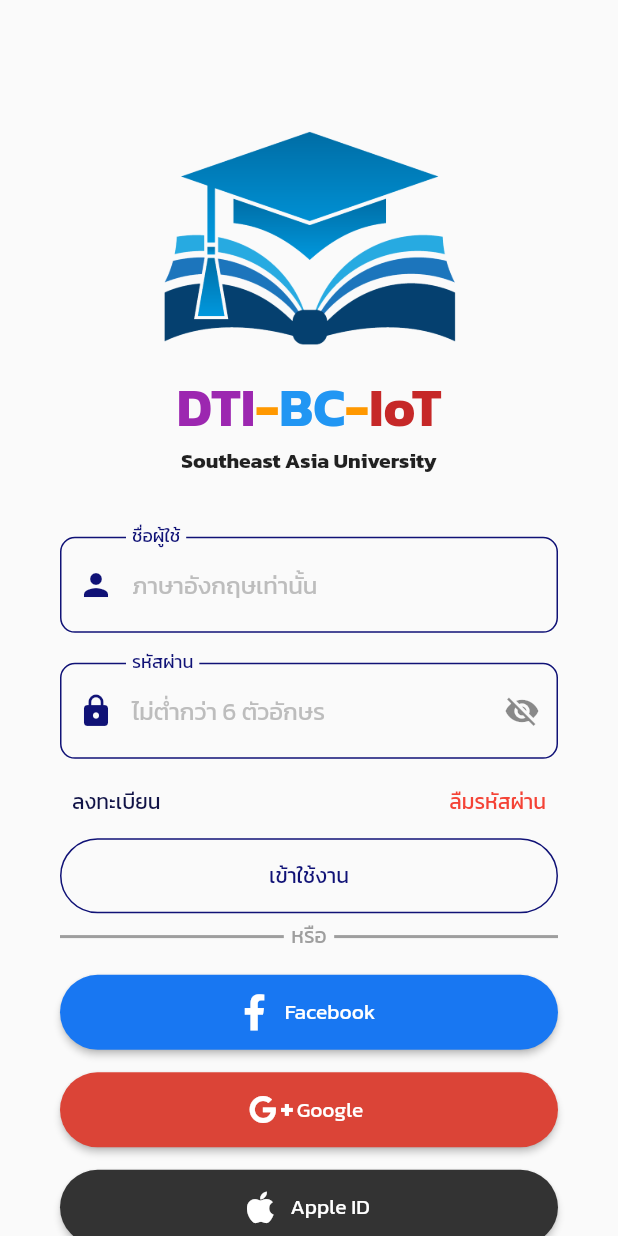
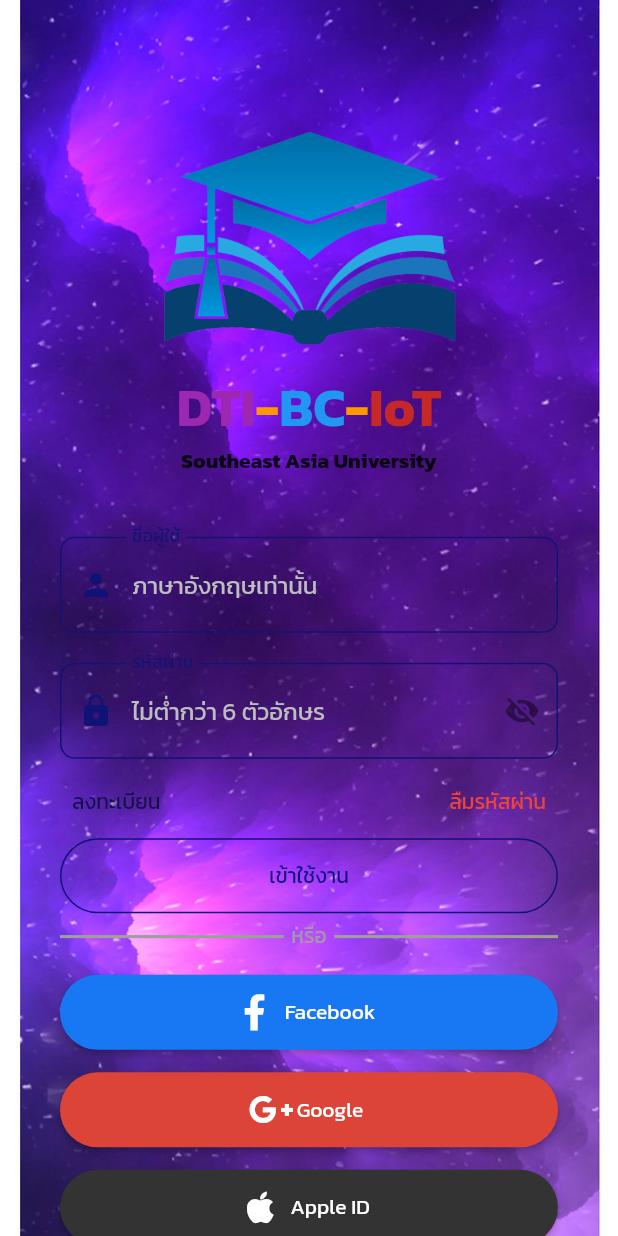
Before and after one commit to ApiwatS-TT/flutter_app_sau2, a Flutter app: the screen it shows after launch, on a phone screen of 412 x 824 dp. Run offline on Flutter 3.47's test engine with Material 2 defaults, Android fonts, the phone set to English and light mode, and no system bars; our stand-ins replace font_awesome_flutter.

Commit message:
Code V.4 : add BG

```diff
--- a/lib/view/login_ui.dart
+++ b/lib/view/login_ui.dart
@@ -10,7 +10,19 @@ class _LoginUIState extends State<LoginUI> {
   @override
   Widget build(BuildContext context) {
     return Scaffold(
-      body: SingleChildScrollView(
+      body: Stack(
+              children : [
+                Container(
+                  decoration: BoxDecoration(
+                    image: DecorationImage(
+                      image: AssetImage(
+                        'assets/images/bg.jpg',
+                      ),
+                      fit: BoxFit.cover,
+                    ),
+                  ),
+                ),
+                SingleChildScrollView(
           child: Center(
             child: Column(
               children: [
@@ -279,7 +291,6 @@ class _LoginUIState extends State<LoginUI> {
                 SizedBox(
                   height: 15.0,
                 ),
-
                 ElevatedButton.icon(
                   onPressed: () {},
                   icon: Icon(
@@ -365,6 +376,8 @@ class _LoginUIState extends State<LoginUI> {
             ),
           ),
         ),
+              ]
+      ),
     );
   }
 }
--- a/pubspec.yaml
+++ b/pubspec.yaml
@@ -51,6 +51,7 @@ flutter:
   #   - images/a_dot_ham.jpeg
   assets:
       - assets/images/education.png
+      - assets/images/bg.jpg
 
   # An image asset can refer to one or more resolution-specific "variants", see
   # https://flutter.dev/assets-and-images/#resolution-aware.
```
Also changed, not shown: assets/images/bg.jpg (added). Lines whose indentation alone changed are shown as unchanged.
